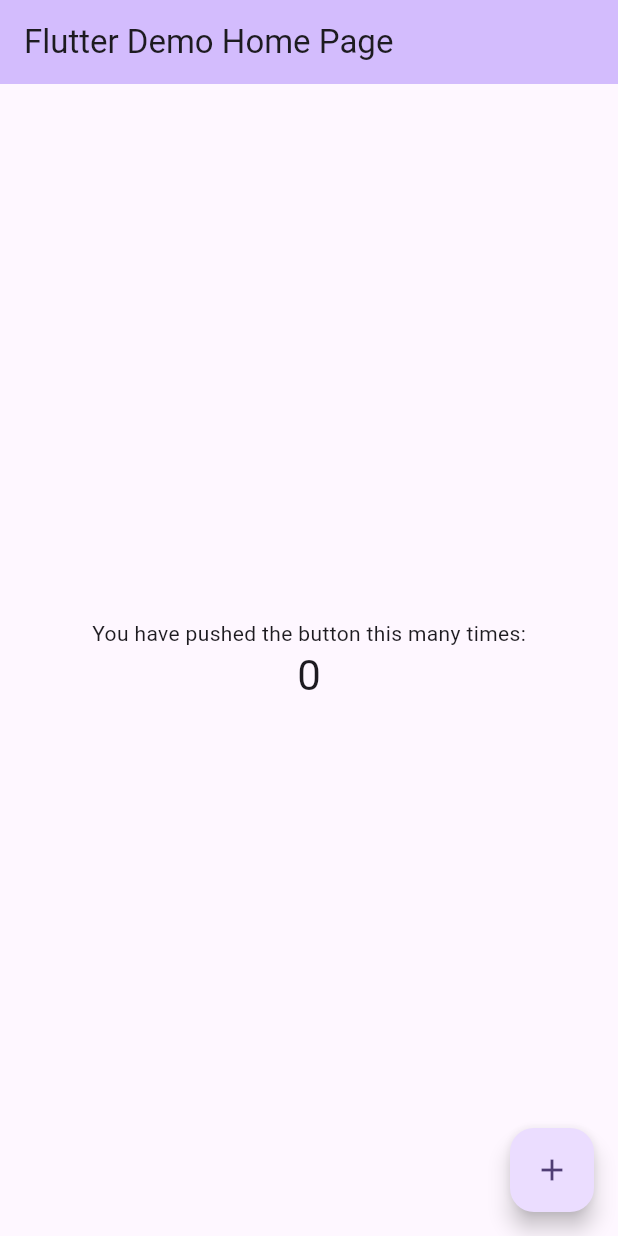
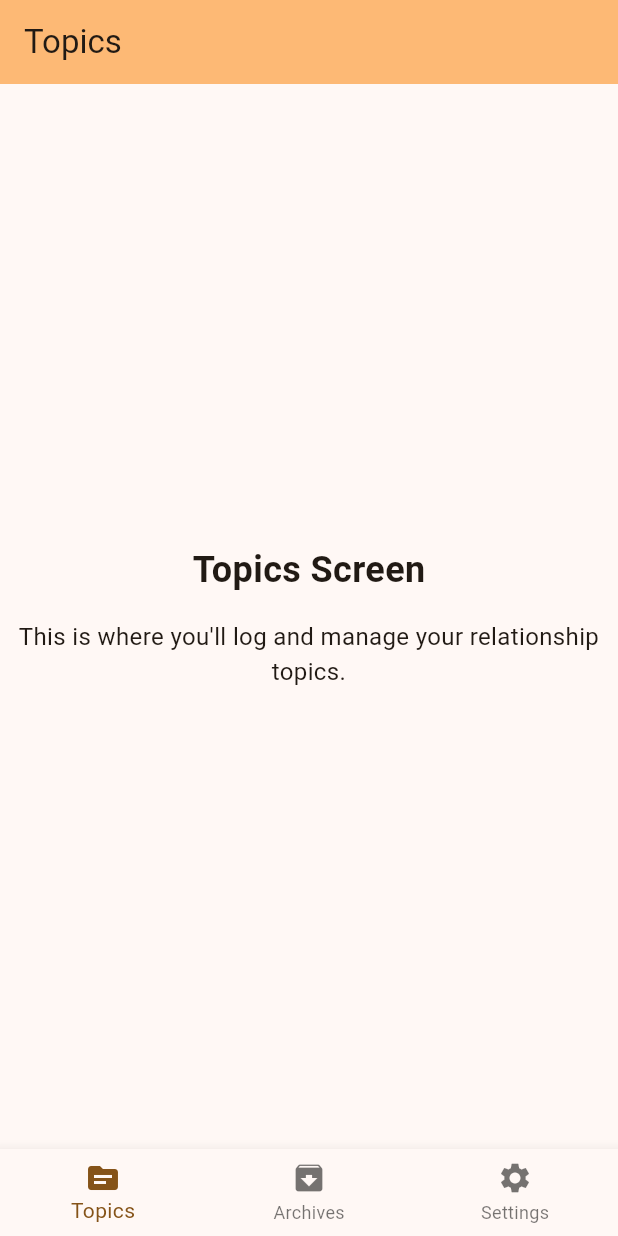
Before and after one commit to MaximeLeBesnerais/kindling, a Flutter app: the screen it shows after launch, on a phone screen of 412 x 824 dp. Run offline on Flutter 3.47's test engine with Material 3 defaults, Android fonts, the phone set to English and light mode, and no system bars.

Commit message:
Refactor main.dart to rename MyApp to KindlingApp and update the home screen structure with Topics, Archives, and Settings screens.

```diff
--- a/lib/main.dart
+++ b/lib/main.dart
@@ -1,122 +1,169 @@
 import 'package:flutter/material.dart';
 
 void main() {
-  runApp(const MyApp());
+  runApp(const KindlingApp());
 }
 
-class MyApp extends StatelessWidget {
-  const MyApp({super.key});
+class KindlingApp extends StatelessWidget {
+  const KindlingApp({super.key});
 
-  // This widget is the root of your application.
   @override
   Widget build(BuildContext context) {
     return MaterialApp(
-      title: 'Flutter Demo',
+      title: 'Kindling',
       theme: ThemeData(
-        // This is the theme of your application.
-        //
-        // TRY THIS: Try running your application with "flutter run". You'll see
-        // the application has a purple toolbar. Then, without quitting the app,
-        // try changing the seedColor in the colorScheme below to Colors.green
-        // and then invoke "hot reload" (save your changes or press the "hot
-        // reload" button in a Flutter-supported IDE, or press "r" if you used
-        // the command line to start the app).
-        //
-        // Notice that the counter didn't reset back to zero; the application
-        // state is not lost during the reload. To reset the state, use hot
-        // restart instead.
-        //
-        // This works for code too, not just values: Most code changes can be
-        // tested with just a hot reload.
-        colorScheme: ColorScheme.fromSeed(seedColor: Colors.deepPurple),
+        colorScheme: ColorScheme.fromSeed(seedColor: Colors.orange),
+        useMaterial3: true,
       ),
-      home: const MyHomePage(title: 'Flutter Demo Home Page'),
+      home: const MainScreen(),
     );
   }
 }
 
-class MyHomePage extends StatefulWidget {
-  const MyHomePage({super.key, required this.title});
-
-  // This widget is the home page of your application. It is stateful, meaning
-  // that it has a State object (defined below) that contains fields that affect
-  // how it looks.
-
-  // This class is the configuration for the state. It holds the values (in this
-  // case the title) provided by the parent (in this case the App widget) and
-  // used by the build method of the State. Fields in a Widget subclass are
-  // always marked "final".
-
-  final String title;
+class MainScreen extends StatefulWidget {
+  const MainScreen({super.key});
 
   @override
-  State<MyHomePage> createState() => _MyHomePageState();
+  State<MainScreen> createState() => _MainScreenState();
 }
 
-class _MyHomePageState extends State<MyHomePage> {
-  int _counter = 0;
+class _MainScreenState extends State<MainScreen> {
+  int _currentIndex = 0;
 
-  void _incrementCounter() {
-    setState(() {
-      // This call to setState tells the Flutter framework that something has
-      // changed in this State, which causes it to rerun the build method below
-      // so that the display can reflect the updated values. If we changed
-      // _counter without calling setState(), then the build method would not be
-      // called again, and so nothing would appear to happen.
-      _counter++;
-    });
-  }
+  final List<Widget> _screens = [
+    const TopicsScreen(),
+    const ArchivesScreen(),
+    const SettingsScreen(),
+  ];
 
   @override
   Widget build(BuildContext context) {
-    // This method is rerun every time setState is called, for instance as done
-    // by the _incrementCounter method above.
-    //
-    // The Flutter framework has been optimized to make rerunning build methods
-    // fast, so that you can just rebuild anything that needs updating rather
-    // than having to individually change instances of widgets.
+    return Scaffold(
+      body: _screens[_currentIndex],
+      bottomNavigationBar: BottomNavigationBar(
+        currentIndex: _currentIndex,
+        onTap: (index) {
+          setState(() {
+            _currentIndex = index;
+          });
+        },
+        items: const [
+          BottomNavigationBarItem(
+            icon: Icon(Icons.topic),
+            label: 'Topics',
+          ),
+          BottomNavigationBarItem(
+            icon: Icon(Icons.archive),
+            label: 'Archives',
+          ),
+          BottomNavigationBarItem(
+            icon: Icon(Icons.settings),
+            label: 'Settings',
+          ),
+        ],
+      ),
+    );
+  }
+}
+
+class TopicsScreen extends StatelessWidget {
+  const TopicsScreen({super.key});
+
+  @override
+  Widget build(BuildContext context) {
     return Scaffold(
       appBar: AppBar(
-        // TRY THIS: Try changing the color here to a specific color (to
-        // Colors.amber, perhaps?) and trigger a hot reload to see the AppBar
-        // change color while the other colors stay the same.
+        title: const Text('Topics'),
         backgroundColor: Theme.of(context).colorScheme.inversePrimary,
-        // Here we take the value from the MyHomePage object that was created by
-        // the App.build method, and use it to set our appbar title.
-        title: Text(widget.title),
       ),
-      body: Center(
-        // Center is a layout widget. It takes a single child and positions it
-        // in the middle of the parent.
+      body: const Center(
         child: Column(
-          // Column is also a layout widget. It takes a list of children and
-          // arranges them vertically. By default, it sizes itself to fit its
-          // children horizontally, and tries to be as tall as its parent.
-          //
-          // Column has various properties to control how it sizes itself and
-          // how it positions its children. Here we use mainAxisAlignment to
-          // center the children vertically; the main axis here is the vertical
-          // axis because Columns are vertical (the cross axis would be
-          // horizontal).
-          //
-          // TRY THIS: Invoke "debug painting" (choose the "Toggle Debug Paint"
-          // action in the IDE, or press "p" in the console), to see the
-          // wireframe for each widget.
           mainAxisAlignment: MainAxisAlignment.center,
-          children: <Widget>[
-            const Text('You have pushed the button this many times:'),
+          children: [
             Text(
-              '$_counter',
-              style: Theme.of(context).textTheme.headlineMedium,
+              'Topics Screen',
+              style: TextStyle(
+                fontSize: 24,
+                fontWeight: FontWeight.bold,
+              ),
+            ),
+            SizedBox(height: 16),
+            Text(
+              'This is where you\'ll log and manage your relationship topics.',
+              textAlign: TextAlign.center,
+              style: TextStyle(fontSize: 16),
             ),
           ],
         ),
       ),
-      floatingActionButton: FloatingActionButton(
-        onPressed: _incrementCounter,
-        tooltip: 'Increment',
-        child: const Icon(Icons.add),
-      ), // This trailing comma makes auto-formatting nicer for build methods.
     );
   }
 }
+
+class ArchivesScreen extends StatelessWidget {
+  const ArchivesScreen({super.key});
+
+  @override
+  Widget build(BuildContext context) {
+    return Scaffold(
+      appBar: AppBar(
+        title: const Text('Archives'),
+        backgroundColor: Theme.of(context).colorScheme.inversePrimary,
+      ),
+      body: const Center(
+        child: Column(
+          mainAxisAlignment: MainAxisAlignment.center,
+          children: [
+            Text(
+              'Archives Screen',
+              style: TextStyle(
+                fontSize: 24,
+                fontWeight: FontWeight.bold,
+              ),
+            ),
+            SizedBox(height: 16),
+            Text(
+              'This is where you\'ll find your resolved and archived topics.',
+              textAlign: TextAlign.center,
+              style: TextStyle(fontSize: 16),
+            ),
+          ],
+        ),
+      ),
+    );
+  }
+}
+
+class SettingsScreen extends StatelessWidget {
+  const SettingsScreen({super.key});
+
+  @override
+  Widget build(BuildContext context) {
+    return Scaffold(
+      appBar: AppBar(
+        title: const Text('Settings'),
+        backgroundColor: Theme.of(context).colorScheme.inversePrimary,
+      ),
+      body: const Center(
+        child: Column(
+          mainAxisAlignment: MainAxisAlignment.center,
+          children: [
+            Text(
+              'Settings Screen',
+              style: TextStyle(
+                fontSize: 24,
+                fontWeight: FontWeight.bold,
+              ),
+            ),
+            SizedBox(height: 16),
+            Text(
+              'This is where you\'ll configure your app preferences.',
+              textAlign: TextAlign.center,
+              style: TextStyle(fontSize: 16),
+            ),
+          ],
+        ),
+      ),
+    );
+  }
+}
```
